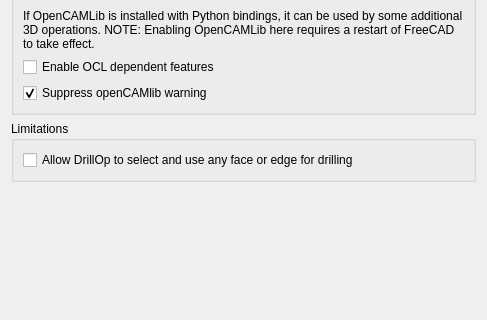
Old version of the form src/Mod/CAM/Gui/Resources/preferences/Advanced.ui in the repository glsys/FreeCAD; both pictures show x 0 to 487 and y 176 to 496 of the 487 by 691 pixel window.
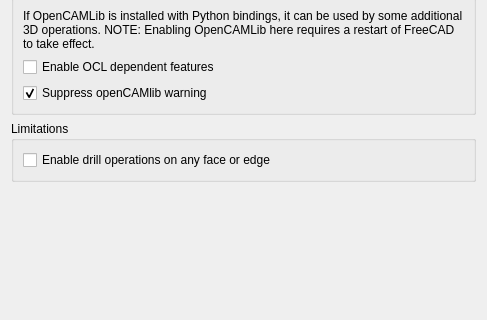
New version of the form. Custom widgets are drawn as their Qt base class.

```diff
--- a/src/Mod/CAM/Gui/Resources/preferences/Advanced.ui
+++ b/src/Mod/CAM/Gui/Resources/preferences/Advanced.ui
@@ -171,7 +171,7 @@
       <item>
        <widget class="Gui::PrefCheckBox" name="DisableDrillopLimitations">
         <property name="text">
-         <string>Allow DrillOp to select and use any face or edge for drilling</string>
+         <string>Enable drill operations on any face or edge</string>
         </property>
         <property name="prefEntry" stdset="0">
          <cstring>DisableDrillopLimitations</cstring>
```
